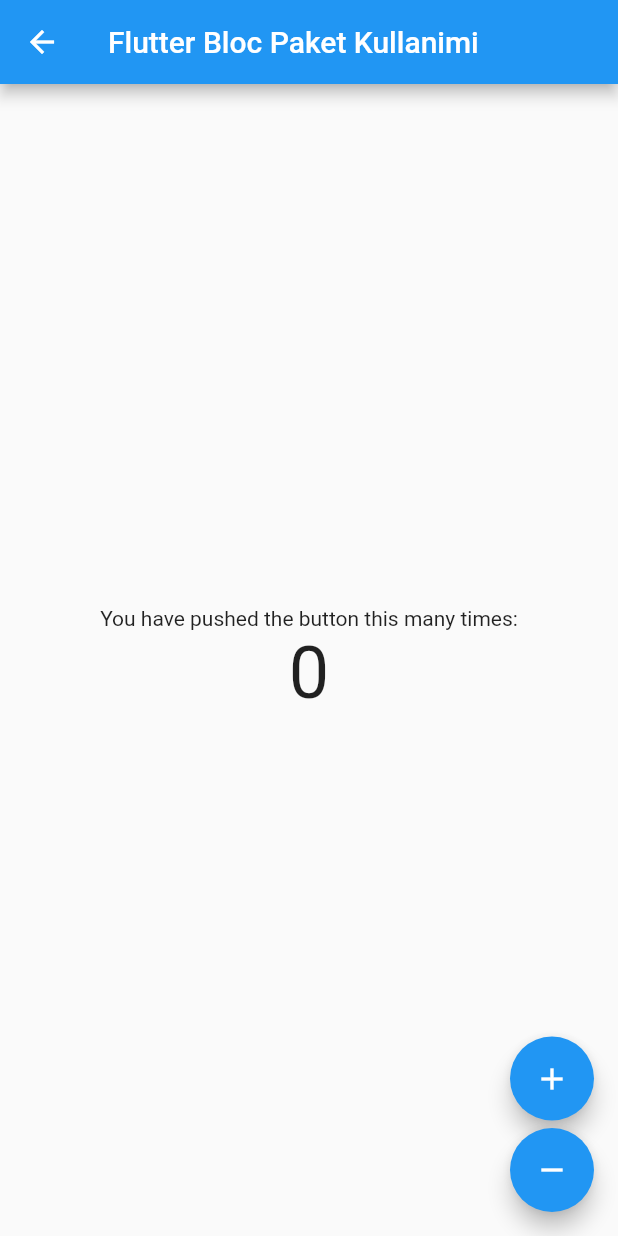
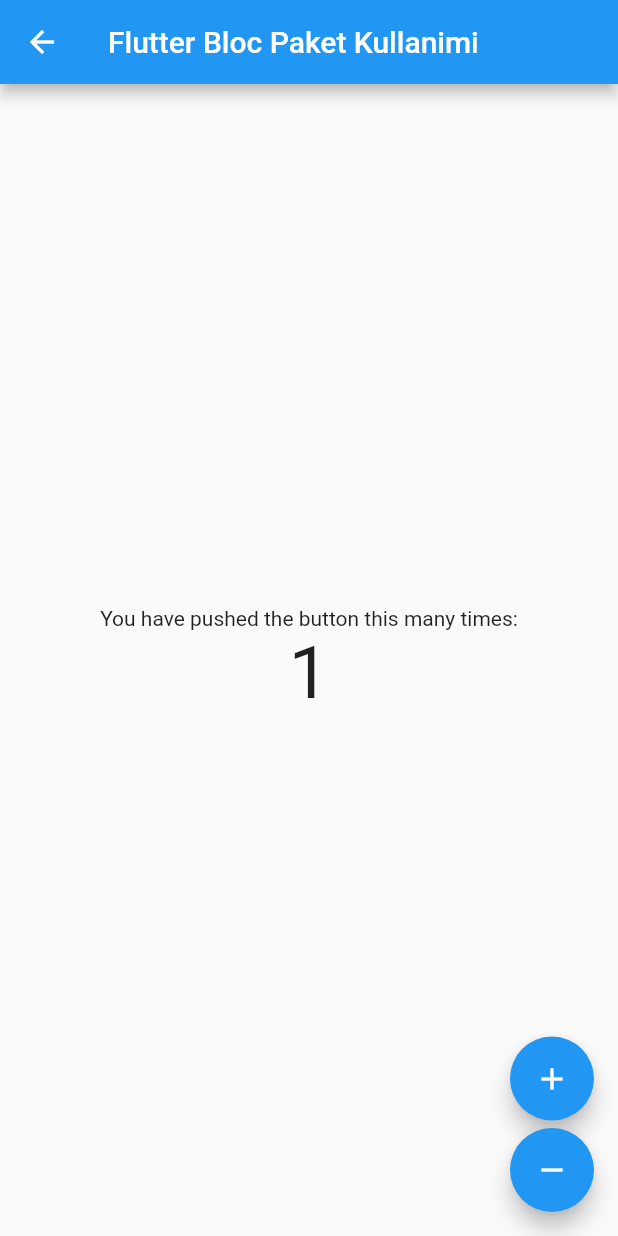
Before and after one commit to furkankurt/flutter_state_management, a Flutter app: the FlutterBlocPaketKullanimi screen opened directly, after a tap on the "add" icon, on a phone screen of 412 x 824 dp. Run offline on Flutter 3.47's test engine with Material 2 defaults, Android fonts, the phone set to English and light mode, and no system bars; our stand-ins replace bloc, firebase_auth, flutter_bloc, google_sign_in; accounts and stored records are empty.

Commit message:
flutter_bloc paketi kullanımı bölüm 2

```diff
--- a/lib/bloc_paket/sayi_bloc.dart
+++ b/lib/bloc_paket/sayi_bloc.dart
@@ -7,7 +7,21 @@ class SayiBloc extends Bloc<SayiEvent, SayiState> {
   SayiState get initialState => SayiState.initial();
 
   @override
-  Stream<SayiState> mapEventToState(SayiEvent event) {
-    return null;
+  Stream<SayiState> mapEventToState(SayiEvent event) async* {
+    final _currentState = currentState;
+
+    if (event is SayiArtirEvent) {
+      yield SayiState(sayi: _currentState.sayi + 1);
+    } else if (event is SayiAzaltEvent) {
+      yield SayiState(sayi: _currentState.sayi - 1);
+    }
+  }
+
+  void onArttir() {
+    dispatch(SayiArtirEvent());
+  }
+
+  void onAzalt() {
+    dispatch(SayiAzaltEvent());
   }
 }
--- a/lib/flutter_bloc_paket_kullanimi.dart
+++ b/lib/flutter_bloc_paket_kullanimi.dart
@@ -1,4 +1,10 @@
 import 'package:flutter/material.dart';
+
+import 'bloc_paket/sayi_bloc.dart';
+import 'package:flutter_bloc/flutter_bloc.dart';
+
+import 'bloc_paket/sayi_event.dart';
+import 'bloc_paket/sayi_state.dart';
 
 class FlutterBlocPaketKullanimi extends StatefulWidget {
   @override
@@ -7,33 +13,47 @@ class FlutterBlocPaketKullanimi extends StatefulWidget {
 }
 
 class _FlutterBlocPaketKullanimiState extends State<FlutterBlocPaketKullanimi> {
+  final _mySayiBloc = SayiBloc();
+
   @override
   Widget build(BuildContext context) {
-    return Scaffold(
+    return BlocProvider<SayiBloc>(
+      builder: (context) => _mySayiBloc,
+      dispose: true,
+      child: Scaffold(
         appBar: AppBar(
           title: Text("Flutter Bloc Paket Kullanimi"),
         ),
-      body: Center(
-        child: Column(
-          mainAxisAlignment: MainAxisAlignment.center,
-          children: <Widget>[
-            Text(
-              'You have pushed the button this many times:',
+        body: MyCenterWidget(),
+        floatingActionButton: MyFloatingActionButtons(),
       ),
-            Text(
-              '0',
-              style: TextStyle(fontSize: 48),
-            ),
-          ],
-        ),
-      ),
-      floatingActionButton: Column(
+    );
+  }
+
+  @override
+  void dispose() {
+    _mySayiBloc.dispose();
+    super.dispose();
+  }
+}
+
+class MyFloatingActionButtons extends StatelessWidget {
+  const MyFloatingActionButtons({
+    Key key,
+  }) : super(key: key);
+
+  @override
+  Widget build(BuildContext context) {
+    return Column(
       mainAxisSize: MainAxisSize.min,
       crossAxisAlignment: CrossAxisAlignment.end,
       children: <Widget>[
         FloatingActionButton(
           heroTag: "1",
-            onPressed: () {},
+          onPressed: () {
+            //BlocProvider.of<SayiBloc>(context).dispatch(SayiArtirEvent());
+            BlocProvider.of<SayiBloc>(context).onArttir();
+          },
           child: Icon(Icons.add),
         ),
         SizedBox(
@@ -41,11 +61,54 @@ class _FlutterBlocPaketKullanimiState extends State<FlutterBlocPaketKullanimi> {
         ),
         FloatingActionButton(
           heroTag: "2",
-            onPressed: () {},
+          onPressed: () {
+            //BlocProvider.of<SayiBloc>(context).dispatch(SayiAzaltEvent());
+            BlocProvider.of<SayiBloc>(context).onAzalt();
+          },
           child: Icon(Icons.remove),
         ),
       ],
-      ),
     );
   }
 }
+
+class MyCenterWidget extends StatelessWidget {
+  const MyCenterWidget({
+    Key key,
+  }) : super(key: key);
+
+  @override
+  Widget build(BuildContext context) {
+    return Center(
+      child: new MySayiWidget(),
+    );
+  }
+}
+
+class MySayiWidget extends StatelessWidget {
+  const MySayiWidget({
+    Key key,
+  }) : super(key: key);
+
+  @override
+  Widget build(BuildContext context) {
+    var _bloc = BlocProvider.of<SayiBloc>(context);
+
+    return Column(
+      mainAxisAlignment: MainAxisAlignment.center,
+      children: <Widget>[
+        Text(
+          'You have pushed the button this many times:',
+        ),
+        BlocBuilder(
+            bloc: _bloc,
+            builder: (context, SayiState sayiState) {
+              return Text(
+                '${sayiState.sayi.toString()}',
+                style: TextStyle(fontSize: 48),
+              );
+            }),
+      ],
+    );
+  }
+}
```
Lines whose indentation alone changed are shown as unchanged.
